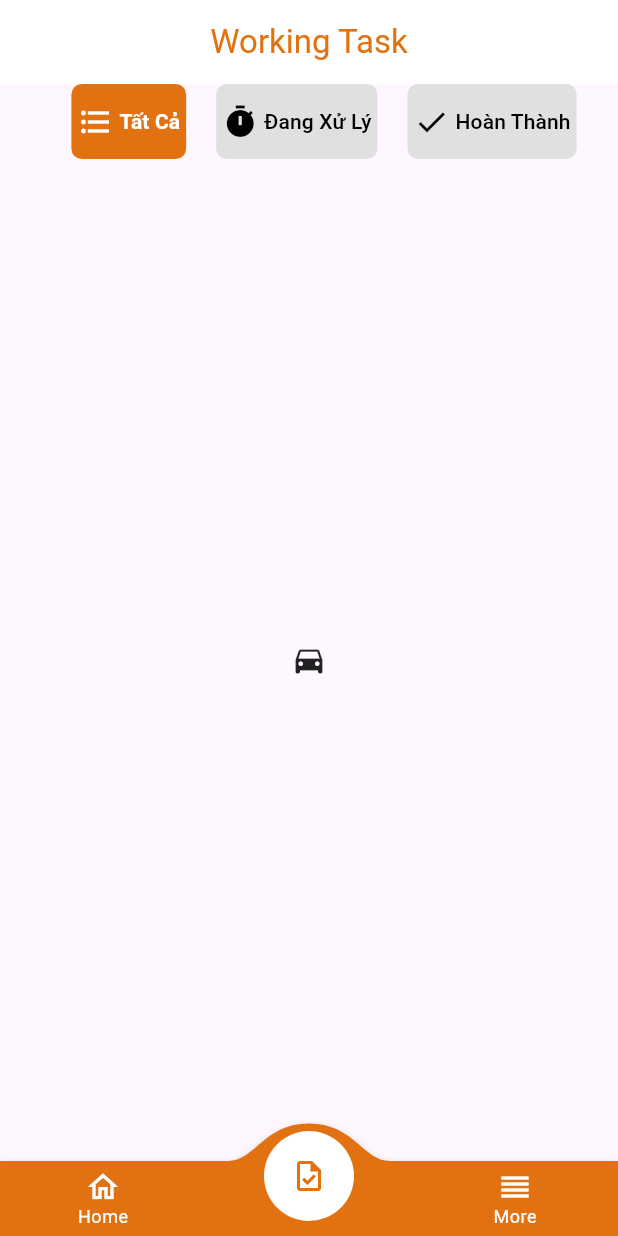
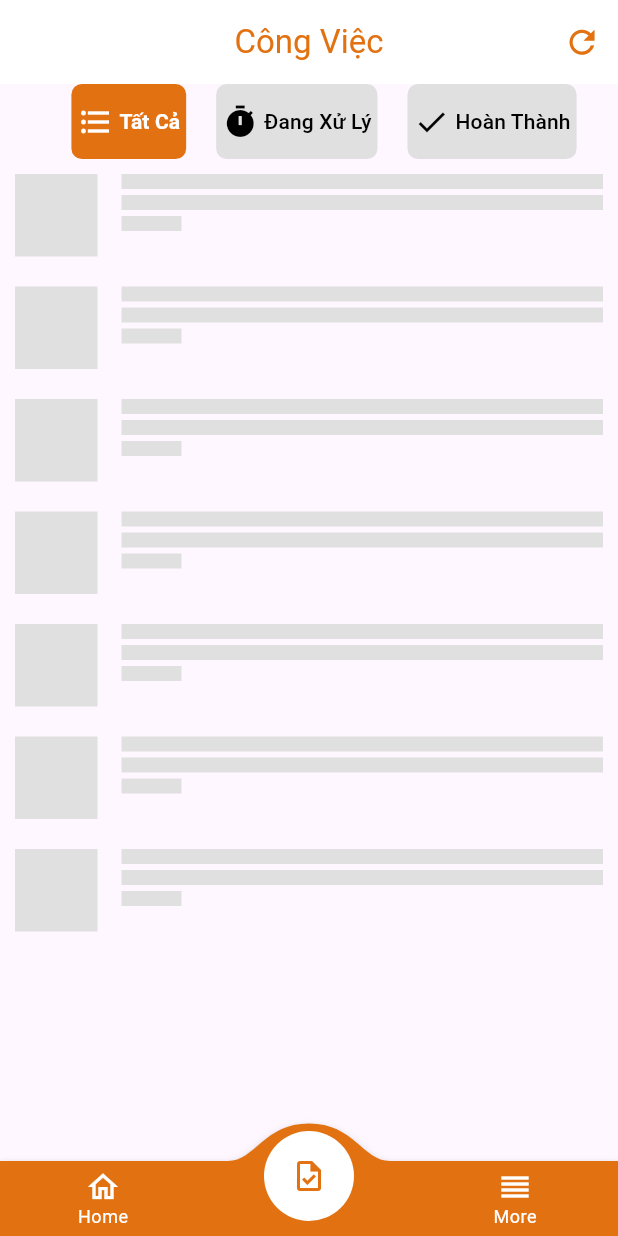
Before and after one commit to GhienCafe/facility-management-system-mobile, a Flutter app: the Task screen opened by its route, on a phone screen of 412 x 824 dp. Run offline on Flutter 3.47's test engine with Material 2 defaults, Android fonts, the light colour scheme and no system bars; drawn by our look-alikes of buttons_tabbar, convex_bottom_bar, shimmer; our stand-ins replace awesome_dialog, awesome_notifications, firebase_auth, firebase_core, fluttertoast, get and 3 more; missing offline and left inert: awesome_notifications_fcm, dart:ffi; accounts and stored records are empty.

Commit message:
edit task page + Add skeleton load

```diff
--- /dev/null
+++ b/lib/view/task/list_task_data.dart
@@ -0,0 +1,25 @@
+import 'package:flutter/material.dart';
+import 'package:get/get.dart';
+class DataListWidget extends StatefulWidget {
+  final RxList<dynamic> items;
+
+  DataListWidget(this.items);
+
+  @override
+  _DataListWidgetState createState() => _DataListWidgetState();
+}
+
+class _DataListWidgetState extends State<DataListWidget> {
+  @override
+  Widget build(BuildContext context) {
+    return ListView.builder(
+      itemCount: widget.items.length,
+      itemBuilder: (context, index) {
+        final item = widget.items[index];
+        return ListTile(
+          title: Text(item),
+        );
+      },
+    );
+  }
+}
--- a/lib/view/task/task.dart
+++ b/lib/view/task/task.dart
@@ -1,18 +1,31 @@
 import 'package:FMS/res/color/colors.dart';
 import 'package:FMS/view/widget/bottom_navigation_bar.dart';
+import 'package:FMS/view/widget/loading_list.dart';
+import 'package:FMS/view_models/controller/task/task_controller.dart';
 import 'package:buttons_tabbar/buttons_tabbar.dart';
 import 'package:flutter/material.dart';
 import 'package:get/get.dart';
+import 'package:shimmer/shimmer.dart';
+
+import 'list_task_data.dart';
 
 class Task extends StatefulWidget {
-  const Task({super.key});
+  const Task({Key? key}) : super(key: key);
 
   @override
-  State<Task> createState() => _TaskState();
+  _TaskState createState() => _TaskState();
 }
 
 class _TaskState extends State<Task> {
+  final TaskController cartController = Get.put(TaskController());
   final RxInt currentIndex = 1.obs;
+  @override
+  void initState() {
+    super.initState();
+    // Fetch cart data when the widget is first initialized
+    cartController.fetchCartData();
+  }
+
   @override
   Widget build(BuildContext context) {
     return SafeArea(
@@ -22,20 +35,26 @@ class _TaskState extends State<Task> {
           centerTitle: true,
           backgroundColor: AppColor.whiteColor,
           title: const Text(
-          "Working Task",
+            "Công Việc",
             style: TextStyle(color: AppColor.primaryColor),
           ),
-        // actions: [
-        //   IconButton(
-        //       onPressed: () {},
-        //       icon: const Icon(
-        //         Icons.filter_alt_outlined,
-        //         color: AppColor.primaryColor,
-        //         size: 25,
-        //       ))
-        // ],
+          actions: [
+            IconButton(
+              onPressed: () {
+                // Fetch cart data when the filter button is pressed
+                cartController.fetchCartData();
+              },
+              icon: const Icon(
+                Icons.refresh,
+                color: AppColor.primaryColor,
+                size: 25,
               ),
-      body: SafeArea(
+            )
+          ],
+        ),
+        body: Obx(() {
+          if (cartController.isLoading.value) {
+            return SafeArea(
               child: DefaultTabController(
                 length: 3,
                 child: Column(
@@ -43,11 +62,13 @@ class _TaskState extends State<Task> {
                     ButtonsTabBar(
                       backgroundColor: AppColor.primaryColor,
                       unselectedBackgroundColor: Colors.grey[300],
-                unselectedLabelStyle: TextStyle(color: AppColor.blackColor),
+                      unselectedLabelStyle:
+                      const TextStyle(color: AppColor.blackColor),
                       height: 50,
                       buttonMargin: const EdgeInsets.only(left: 20),
                       labelStyle: const TextStyle(
-                    color: AppColor.whiteColor, fontWeight: FontWeight.bold),
+                          color: AppColor.whiteColor,
+                          fontWeight: FontWeight.bold),
                       tabs: const [
                         Tab(
                           icon: Icon(Icons.format_list_bulleted),
@@ -57,7 +78,46 @@ class _TaskState extends State<Task> {
                           icon: Icon(Icons.timer),
                           text: "Đang Xử Lý",
                         ),
-                  Tab(icon: Icon(Icons.done),
+                        Tab(
+                          icon: Icon(Icons.done),
+                          text: "Hoàn Thành",
+                        ),
+                      ],
+                    ),
+                    const Expanded(
+                      child: LoadingListPage(),
+                    ),
+                  ],
+                ),
+              ),
+            );
+          } else {
+            return SafeArea(
+              child: DefaultTabController(
+                length: 3,
+                child: Column(
+                  children: <Widget>[
+                    ButtonsTabBar(
+                      backgroundColor: AppColor.primaryColor,
+                      unselectedBackgroundColor: Colors.grey[300],
+                      unselectedLabelStyle:
+                      const TextStyle(color: AppColor.blackColor),
+                      height: 50,
+                      buttonMargin: const EdgeInsets.only(left: 20),
+                      labelStyle: const TextStyle(
+                          color: AppColor.whiteColor,
+                          fontWeight: FontWeight.bold),
+                      tabs: const [
+                        Tab(
+                          icon: Icon(Icons.format_list_bulleted),
+                          text: "Tất Cả",
+                        ),
+                        Tab(
+                          icon: Icon(Icons.timer),
+                          text: "Đang Xử Lý",
+                        ),
+                        Tab(
+                          icon: Icon(Icons.done),
                           text: "Hoàn Thành",
                         ),
                       ],
@@ -65,13 +125,11 @@ class _TaskState extends State<Task> {
                     Expanded(
                       child: TabBarView(
                         children: <Widget>[
-                    Center(
-                      child: Icon(Icons.directions_car),
-                    ),
-                    Center(
+                          DataListWidget(cartController.cartItems),
+                          const Center(
                             child: Icon(Icons.directions_transit),
                           ),
-                    Center(
+                          const Center(
                             child: Icon(Icons.directions_bike),
                           ),
                         ],
@@ -80,8 +138,11 @@ class _TaskState extends State<Task> {
                   ],
                 ),
               ),
+            );
+          }
+        }),
+        bottomNavigationBar: BottomBar(currentIndex),
       ),
-      bottomNavigationBar: BottomBar(currentIndex),
-    ));
+    );
   }
 }
--- /dev/null
+++ b/lib/view/widget/loading_list.dart
@@ -0,0 +1,68 @@
+import 'package:flutter/material.dart';
+import 'package:shimmer/shimmer.dart';
+
+class LoadingListPage extends StatefulWidget {
+  const LoadingListPage({super.key});
+
+  @override
+  State<LoadingListPage> createState() => _LoadingListPageState();
+}
+
+class _LoadingListPageState extends State<LoadingListPage> {
+  @override
+  Widget build(BuildContext context) {
+    return Shimmer.fromColors(
+      baseColor: Colors.grey[300]!,
+      highlightColor: Colors.grey[100]!,
+      child: ListView.builder(
+        itemCount: 7, // Number of shimmer items
+        itemBuilder: (context, index) {
+          return Padding(
+            padding: const EdgeInsets.all(10),
+            child: Row(
+              crossAxisAlignment: CrossAxisAlignment.start,
+              children: [
+                Container(
+                  width: 55.0,
+                  height: 55.0,
+                  color: Colors.white,
+                ),
+                const Padding(
+                  padding: EdgeInsets.symmetric(horizontal: 8.0),
+                ),
+                Expanded(
+                  child: Column(
+                    crossAxisAlignment: CrossAxisAlignment.start,
+                    children: <Widget>[
+                      Container(
+                        width: double.infinity,
+                        height: 10.0,
+                        color: Colors.white,
+                      ),
+                      const Padding(
+                        padding: EdgeInsets.symmetric(vertical: 2.0),
+                      ),
+                      Container(
+                        width: double.infinity,
+                        height: 10.0,
+                        color: Colors.white,
+                      ),
+                      const Padding(
+                        padding: EdgeInsets.symmetric(vertical: 2.0),
+                      ),
+                      Container(
+                        width: 40.0,
+                        height: 10.0,
+                        color: Colors.white,
+                      ),
+                    ],
+                  ),
+                )
+              ],
+            ),
+          );
+        },
+      ),
+    );
+  }
+}
--- /dev/null
+++ b/lib/view_models/controller/task/task_controller.dart
@@ -0,0 +1,16 @@
+import 'package:get/get.dart';
+
+class TaskController extends GetxController {
+  var isLoading = true.obs;
+  var cartItems = [].obs;
+
+  // Function to fetch cart data from the API
+  Future<void> fetchCartData() async {
+    isLoading.value = true;
+    // Replace this with your API call logic
+    await Future.delayed(const Duration(seconds: 2));
+    // Simulate fetching data
+    cartItems.assignAll(['Item 1', 'Item 2', 'Item 3']);
+    isLoading.value = false;
+  }
+}
--- a/pubspec.yaml
+++ b/pubspec.yaml
@@ -47,6 +47,7 @@ dependencies:
   awesome_notifications_fcm: ^0.7.4+1
   convex_bottom_bar: ^3.2.0
   buttons_tabbar: ^1.3.7+1
+  shimmer: ^3.0.0
 #  stacked_notification_cards: ^0.1.0-dev.4
 
 dev_dependencies:
```
Also changed, not shown: pubspec.lock. Lines whose indentation alone changed are shown as unchanged.
